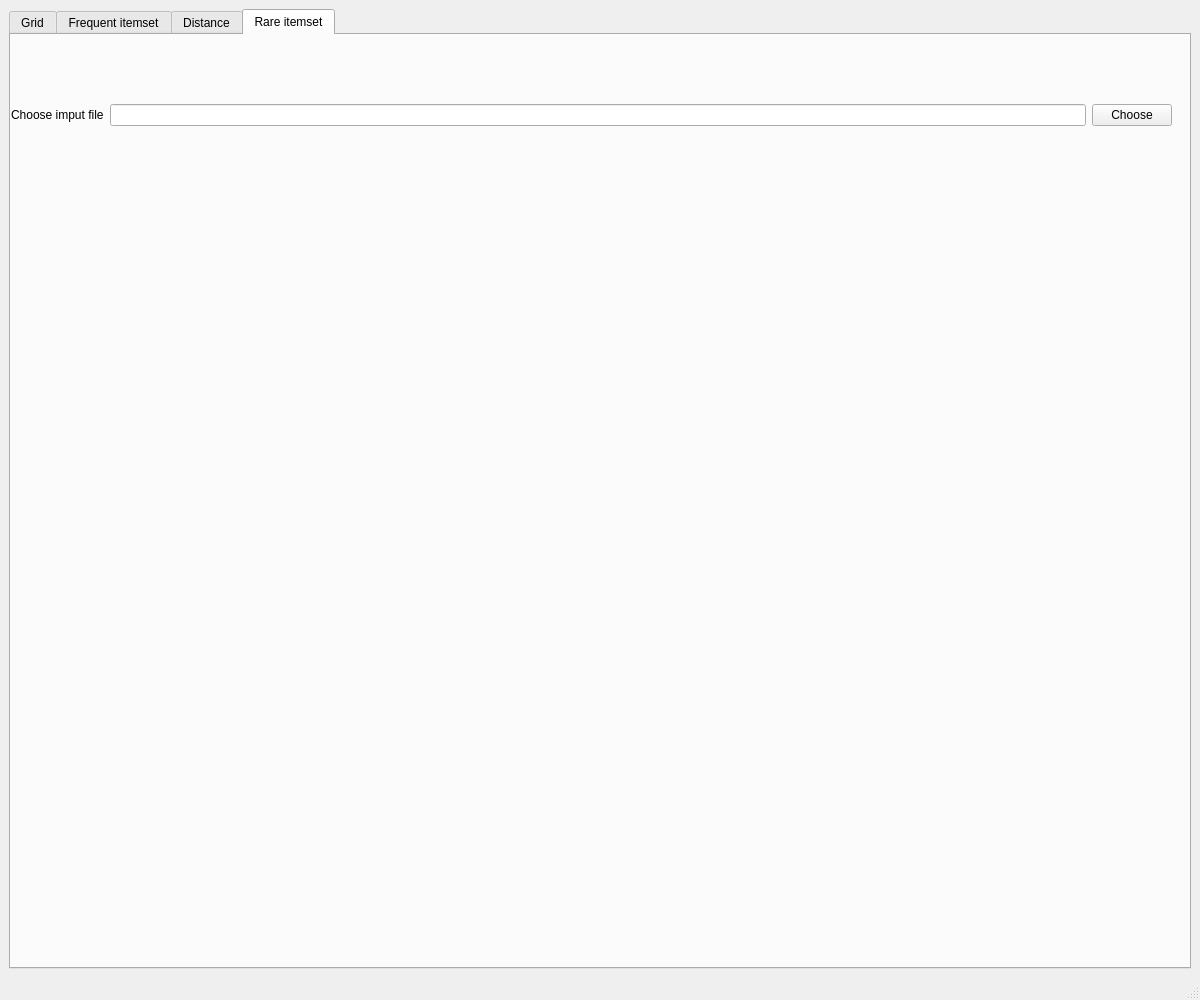
The window that AssociationRules/mainwindow.ui (fjovanovic/Association-Rules) describes before a commit, drawn with Qt 5.
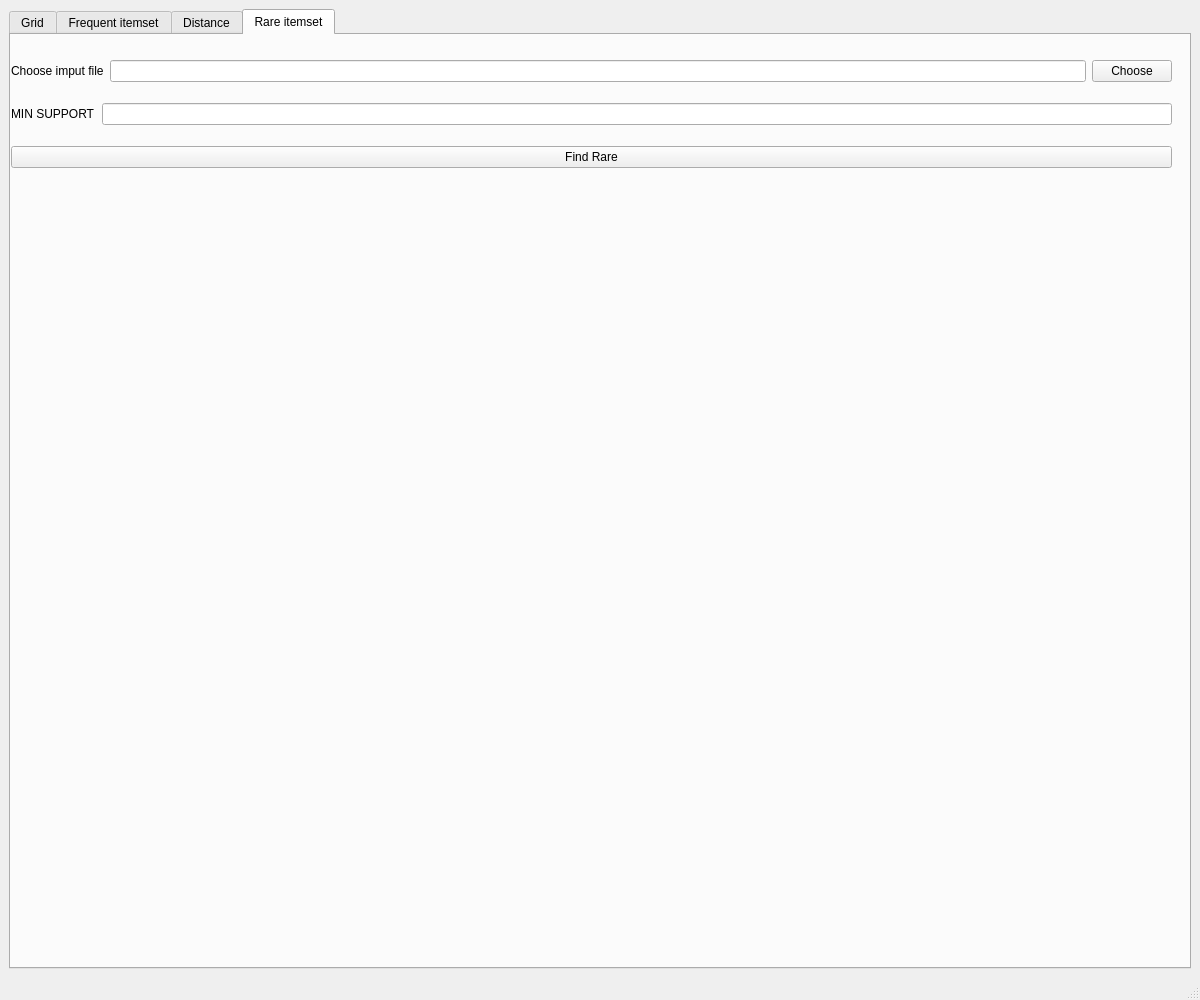
The same window after the commit. The open tabs and pages were chosen to show the change.

Commit message: naive rare items

Diff of the .ui file:
```diff
--- a/AssociationRules/mainwindow.ui
+++ b/AssociationRules/mainwindow.ui
@@ -694,6 +694,27 @@
            </item>
           </layout>
          </item>
+         <item>
+          <layout class="QHBoxLayout" name="horizontalLayout_8">
+           <item>
+            <widget class="QLabel" name="label_7">
+             <property name="text">
+              <string>MIN SUPPORT</string>
+             </property>
+            </widget>
+           </item>
+           <item>
+            <widget class="QLineEdit" name="leMinSupp"/>
+           </item>
+          </layout>
+         </item>
+         <item>
+          <widget class="QPushButton" name="pbFindRare">
+           <property name="text">
+            <string>Find Rare</string>
+           </property>
+          </widget>
+         </item>
         </layout>
        </widget>
       </widget>
```
Left out of the diff: 2 changed lines with no effect on the pictures. The commit also changes 2 other files.
